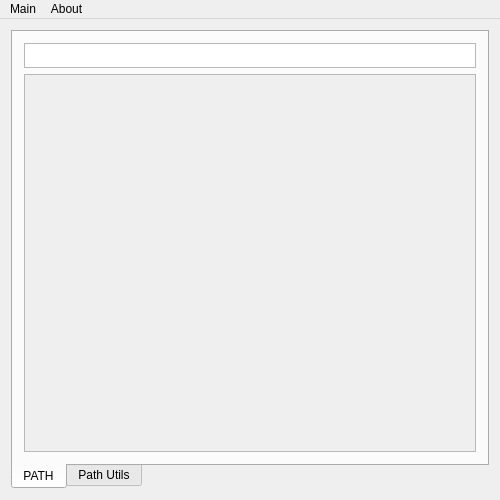
First picture: the form in mainwindow.ui, repository Heather/PATH, before the edit.
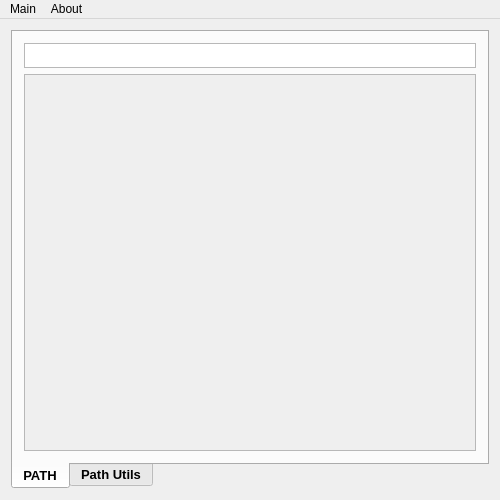
Second picture: the form after the edit. The open tabs and pages were chosen to show the change.

Diff of the .ui file:
```diff
--- a/mainwindow.ui
+++ b/mainwindow.ui
@@ -38,6 +38,19 @@
    <layout class="QVBoxLayout" name="verticalLayout_2">
     <item>
      <widget class="QTabWidget" name="tabWidget">
+      <property name="font">
+       <font>
+        <pointsize>10</pointsize>
+        <weight>75</weight>
+        <bold>true</bold>
+        <strikeout>false</strikeout>
+        <stylestrategy>PreferAntialias</stylestrategy>
+        <kerning>true</kerning>
+       </font>
+      </property>
+      <property name="cursor">
+       <cursorShape>PointingHandCursor</cursorShape>
+      </property>
       <property name="tabPosition">
        <enum>QTabWidget::South</enum>
       </property>
@@ -82,7 +95,7 @@
              <x>0</x>
              <y>0</y>
              <width>456</width>
-             <height>385</height>
+             <height>382</height>
             </rect>
            </property>
            <property name="sizePolicy">
```
Left out of the diff: 2 changed lines with no effect on the pictures.
